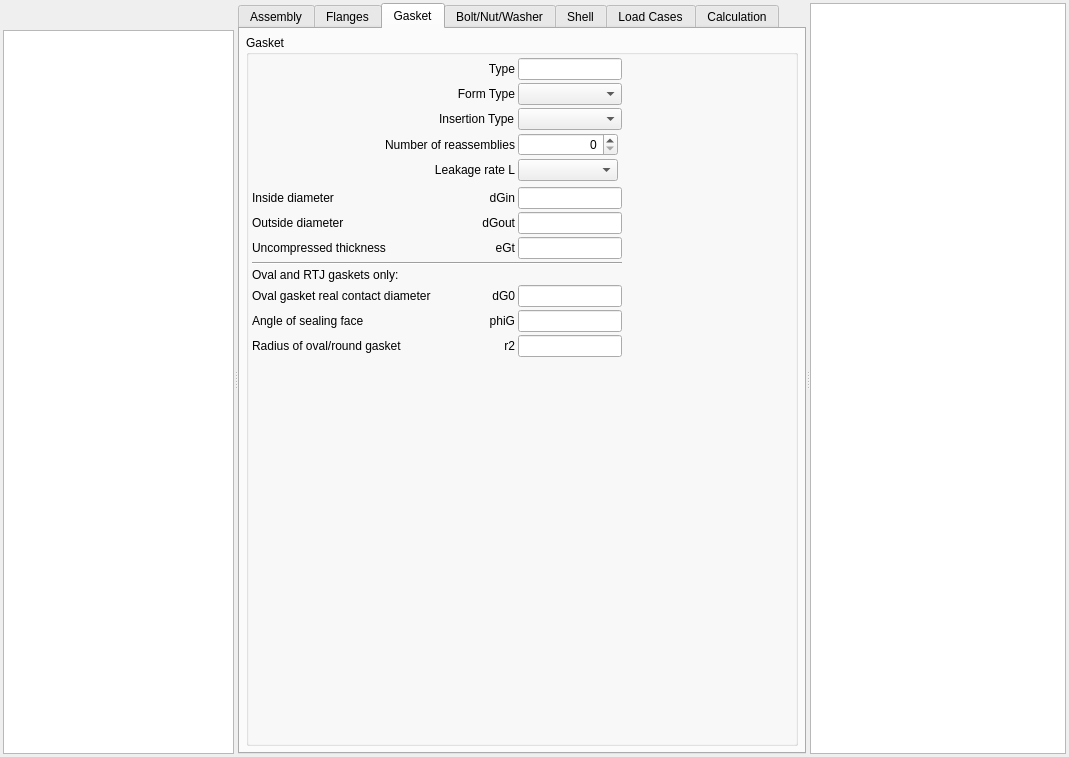
Qt form pcalc/src/gui/pcalc_en1591widget.ui (hermixy/biluna) before a commit.
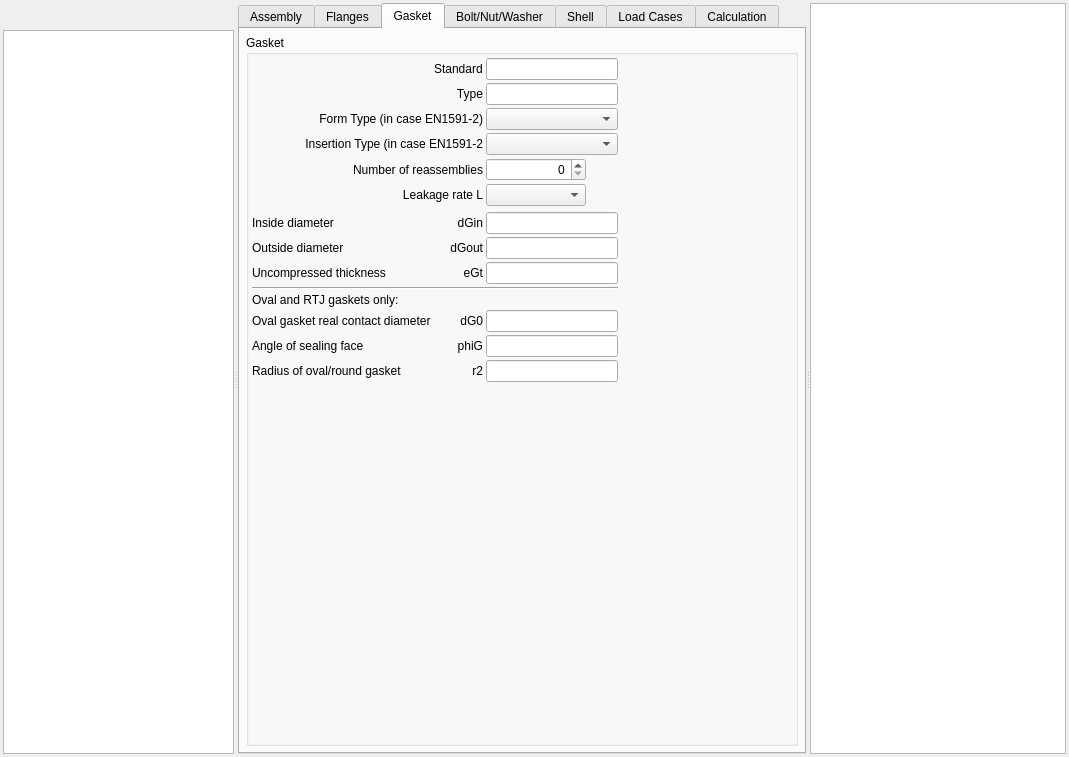
The same form after that commit. The open tabs and pages were chosen to show the change. Icons and pictures are not drawn. Custom widgets are drawn as their Qt base class.

Commit message: PCALC gasket dimensions

```diff
--- a/pcalc/src/gui/pcalc_en1591widget.ui
+++ b/pcalc/src/gui/pcalc_en1591widget.ui
@@ -1886,24 +1886,195 @@
             <property name="spacing">
              <number>3</number>
             </property>
+            <item row="3" column="0" colspan="2">
+             <widget class="QLabel" name="lblInsType">
+              <property name="text">
+               <string>Insertion Type (in case EN1591-2</string>
+              </property>
+              <property name="alignment">
+               <set>Qt::AlignRight|Qt::AlignTrailing|Qt::AlignVCenter</set>
+              </property>
+             </widget>
+            </item>
+            <item row="5" column="0" colspan="2">
+             <widget class="QLabel" name="lblLeakageRate">
+              <property name="text">
+               <string>Leakage rate L</string>
+              </property>
+              <property name="alignment">
+               <set>Qt::AlignRight|Qt::AlignTrailing|Qt::AlignVCenter</set>
+              </property>
+             </widget>
+            </item>
+            <item row="2" column="0" colspan="2">
+             <widget class="QLabel" name="lblFrmType">
+              <property name="text">
+               <string>Form Type (in case EN1591-2)</string>
+              </property>
+              <property name="alignment">
+               <set>Qt::AlignRight|Qt::AlignTrailing|Qt::AlignVCenter</set>
+              </property>
+             </widget>
+            </item>
+            <item row="9" column="0">
+             <widget class="QLabel" name="label_28">
+              <property name="text">
+               <string>Uncompressed thickness</string>
+              </property>
+             </widget>
+            </item>
             <item row="11" column="0">
+             <widget class="QLabel" name="lblOvalRtj">
+              <property name="text">
+               <string>Oval and RTJ gaskets only:</string>
+              </property>
+             </widget>
+            </item>
+            <item row="14" column="0">
+             <widget class="QLabel" name="label_32">
+              <property name="text">
+               <string>Radius of oval/round gasket</string>
+              </property>
+             </widget>
+            </item>
+            <item row="13" column="0">
+             <widget class="QLabel" name="label_31">
+              <property name="text">
+               <string>Angle of sealing face</string>
+              </property>
+             </widget>
+            </item>
+            <item row="7" column="0">
+             <widget class="QLabel" name="label_24">
+              <property name="text">
+               <string>Inside diameter</string>
+              </property>
+             </widget>
+            </item>
+            <item row="13" column="2">
+             <widget class="RB_UomLineEdit" name="lephiG">
+              <property name="sizePolicy">
+               <sizepolicy hsizetype="Preferred" vsizetype="Fixed">
+                <horstretch>0</horstretch>
+                <verstretch>0</verstretch>
+               </sizepolicy>
+              </property>
+             </widget>
+            </item>
+            <item row="8" column="0">
+             <widget class="QLabel" name="label_25">
+              <property name="text">
+               <string>Outside diameter</string>
+              </property>
+             </widget>
+            </item>
+            <item row="5" column="2">
+             <widget class="QComboBox" name="cbLeakageRate">
+              <property name="minimumSize">
+               <size>
+                <width>50</width>
+                <height>0</height>
+               </size>
+              </property>
+              <property name="maximumSize">
+               <size>
+                <width>100</width>
+                <height>16777215</height>
+               </size>
+              </property>
+             </widget>
+            </item>
+            <item row="8" column="2">
+             <widget class="RB_UomLineEdit" name="ledGout">
+              <property name="sizePolicy">
+               <sizepolicy hsizetype="Preferred" vsizetype="Fixed">
+                <horstretch>0</horstretch>
+                <verstretch>0</verstretch>
+               </sizepolicy>
+              </property>
+             </widget>
+            </item>
+            <item row="14" column="2">
+             <widget class="RB_UomLineEdit" name="ler2">
+              <property name="sizePolicy">
+               <sizepolicy hsizetype="Preferred" vsizetype="Fixed">
+                <horstretch>0</horstretch>
+                <verstretch>0</verstretch>
+               </sizepolicy>
+              </property>
+             </widget>
+            </item>
+            <item row="9" column="2">
+             <widget class="RB_UomLineEdit" name="leeGt">
+              <property name="sizePolicy">
+               <sizepolicy hsizetype="Preferred" vsizetype="Fixed">
+                <horstretch>0</horstretch>
+                <verstretch>0</verstretch>
+               </sizepolicy>
+              </property>
+             </widget>
+            </item>
+            <item row="9" column="1">
+             <widget class="QLabel" name="lbleGt">
+              <property name="text">
+               <string>eGt</string>
+              </property>
+              <property name="alignment">
+               <set>Qt::AlignRight|Qt::AlignTrailing|Qt::AlignVCenter</set>
+              </property>
+             </widget>
+            </item>
+            <item row="13" column="1">
+             <widget class="QLabel" name="lblphiG">
+              <property name="text">
+               <string>phiG</string>
+              </property>
+              <property name="alignment">
+               <set>Qt::AlignRight|Qt::AlignTrailing|Qt::AlignVCenter</set>
+              </property>
+             </widget>
+            </item>
+            <item row="4" column="0" colspan="2">
+             <widget class="QLabel" name="lblNoReassemblies">
+              <property name="text">
+               <string>Number of reassemblies</string>
+              </property>
+              <property name="alignment">
+               <set>Qt::AlignRight|Qt::AlignTrailing|Qt::AlignVCenter</set>
+              </property>
+             </widget>
+            </item>
+            <item row="14" column="1">
+             <widget class="QLabel" name="lblr2">
+              <property name="text">
+               <string>r2</string>
+              </property>
+              <property name="alignment">
+               <set>Qt::AlignRight|Qt::AlignTrailing|Qt::AlignVCenter</set>
+              </property>
+             </widget>
+            </item>
+            <item row="15" column="1" colspan="3">
+             <spacer name="verticalSpacer_4">
+              <property name="orientation">
+               <enum>Qt::Vertical</enum>
+              </property>
+              <property name="sizeHint" stdset="0">
+               <size>
+                <width>328</width>
+                <height>344</height>
+               </size>
+              </property>
+             </spacer>
+            </item>
+            <item row="12" column="0">
              <widget class="QLabel" name="label_23">
               <property name="text">
                <string>Oval gasket real contact diameter</string>
               </property>
              </widget>
             </item>
-            <item row="11" column="2">
-             <widget class="RB_UomLineEdit" name="ledG0">
-              <property name="sizePolicy">
-               <sizepolicy hsizetype="Preferred" vsizetype="Fixed">
-                <horstretch>0</horstretch>
-                <verstretch>0</verstretch>
-               </sizepolicy>
-              </property>
-             </widget>
-            </item>
-            <item row="11" column="1">
+            <item row="12" column="1">
              <widget class="QLabel" name="lbldG0">
               <property name="text">
                <string>dG0</string>
@@ -1913,7 +2084,7 @@
               </property>
              </widget>
             </item>
-            <item row="0" column="3" rowspan="14">
+            <item row="1" column="3" rowspan="14">
              <spacer name="horizontalSpacer_5">
               <property name="orientation">
                <enum>Qt::Horizontal</enum>
@@ -1926,40 +2097,30 @@
               </property>
              </spacer>
             </item>
-            <item row="9" column="0" colspan="3">
+            <item row="10" column="0" colspan="3">
              <widget class="Line" name="line_13">
               <property name="orientation">
                <enum>Qt::Horizontal</enum>
               </property>
              </widget>
             </item>
-            <item row="2" column="1" alignment="Qt::AlignRight">
-             <widget class="QLabel" name="lblInsType">
-              <property name="text">
-               <string>Insertion Type</string>
+            <item row="12" column="2">
+             <widget class="RB_UomLineEdit" name="ledG0">
+              <property name="sizePolicy">
+               <sizepolicy hsizetype="Preferred" vsizetype="Fixed">
+                <horstretch>0</horstretch>
+                <verstretch>0</verstretch>
+               </sizepolicy>
               </property>
              </widget>
             </item>
-            <item row="1" column="2">
-             <widget class="QComboBox" name="cbFormType"/>
-            </item>
-            <item row="2" column="2">
+            <item row="3" column="2">
              <widget class="QComboBox" name="cbInsType"/>
             </item>
-            <item row="0" column="2">
-             <widget class="RB_IdxLineEdit" name="ileTypeGasket"/>
+            <item row="2" column="2">
+             <widget class="QComboBox" name="cbFormType"/>
             </item>
             <item row="1" column="1">
-             <widget class="QLabel" name="lblFrmType">
-              <property name="text">
-               <string>Form Type</string>
-              </property>
-              <property name="alignment">
-               <set>Qt::AlignRight|Qt::AlignTrailing|Qt::AlignVCenter</set>
-              </property>
-             </widget>
-            </item>
-            <item row="0" column="1">
              <widget class="QLabel" name="lblTypeGasket">
               <property name="text">
                <string>Type</string>
@@ -1969,27 +2130,20 @@
               </property>
              </widget>
             </item>
-            <item row="6" column="1">
-             <widget class="QLabel" name="lbldGin">
+            <item row="1" column="2">
+             <widget class="RB_IdxLineEdit" name="ileTypeGasket"/>
+            </item>
+            <item row="8" column="1">
+             <widget class="QLabel" name="lbldGout">
               <property name="text">
-               <string>dGin</string>
+               <string>dGout</string>
               </property>
               <property name="alignment">
                <set>Qt::AlignRight|Qt::AlignTrailing|Qt::AlignVCenter</set>
               </property>
              </widget>
             </item>
-            <item row="6" column="2">
-             <widget class="RB_UomLineEdit" name="ledGin">
-              <property name="sizePolicy">
-               <sizepolicy hsizetype="Preferred" vsizetype="Fixed">
-                <horstretch>0</horstretch>
-                <verstretch>0</verstretch>
-               </sizepolicy>
-              </property>
-             </widget>
-            </item>
-            <item row="3" column="2">
+            <item row="4" column="2">
              <widget class="QSpinBox" name="sbNoReassemblies">
               <property name="sizePolicy">
                <sizepolicy hsizetype="Minimum" vsizetype="Fixed">
@@ -2018,19 +2172,9 @@
              </widget>
             </item>
             <item row="7" column="1">
-             <widget class="QLabel" name="lbldGout">
+             <widget class="QLabel" name="lbldGin">
               <property name="text">
-               <string>dGout</string>
-              </property>
-              <property name="alignment">
-               <set>Qt::AlignRight|Qt::AlignTrailing|Qt::AlignVCenter</set>
-              </property>
-             </widget>
-            </item>
-            <item row="4" column="1">
-             <widget class="QLabel" name="lblLeakageRate">
-              <property name="text">
-               <string>Leakage rate L</string>
+               <string>dGin</string>
               </property>
               <property name="alignment">
                <set>Qt::AlignRight|Qt::AlignTrailing|Qt::AlignVCenter</set>
@@ -2038,7 +2182,7 @@
              </widget>
             </item>
             <item row="7" column="2">
-             <widget class="RB_UomLineEdit" name="ledGout">
+             <widget class="RB_UomLineEdit" name="ledGin">
               <property name="sizePolicy">
                <sizepolicy hsizetype="Preferred" vsizetype="Fixed">
                 <horstretch>0</horstretch>
@@ -2047,146 +2191,15 @@
               </property>
              </widget>
             </item>
-            <item row="4" column="2">
-             <widget class="QComboBox" name="cbLeakageRate">
-              <property name="minimumSize">
-               <size>
-                <width>50</width>
-                <height>0</height>
-               </size>
-              </property>
-              <property name="maximumSize">
-               <size>
-                <width>100</width>
-                <height>16777215</height>
-               </size>
-              </property>
-             </widget>
-            </item>
-            <item row="12" column="1">
-             <widget class="QLabel" name="lblphiG">
+            <item row="0" column="1">
+             <widget class="QLabel" name="label_26">
               <property name="text">
-               <string>phiG</string>
+               <string>Standard</string>
               </property>
-              <property name="alignment">
-               <set>Qt::AlignRight|Qt::AlignTrailing|Qt::AlignVCenter</set>
-              </property>
              </widget>
             </item>
-            <item row="8" column="2">
-             <widget class="RB_UomLineEdit" name="leeGt">
-              <property name="sizePolicy">
-               <sizepolicy hsizetype="Preferred" vsizetype="Fixed">
-                <horstretch>0</horstretch>
-                <verstretch>0</verstretch>
-               </sizepolicy>
-              </property>
-             </widget>
-            </item>
-            <item row="8" column="1">
-             <widget class="QLabel" name="lbleGt">
-              <property name="text">
-               <string>eGt</string>
-              </property>
-              <property name="alignment">
-               <set>Qt::AlignRight|Qt::AlignTrailing|Qt::AlignVCenter</set>
-              </property>
-             </widget>
-            </item>
-            <item row="13" column="2">
-             <widget class="RB_UomLineEdit" name="ler2">
-              <property name="sizePolicy">
-               <sizepolicy hsizetype="Preferred" vsizetype="Fixed">
-                <horstretch>0</horstretch>
-                <verstretch>0</verstretch>
-               </sizepolicy>
-              </property>
-             </widget>
-            </item>
-            <item row="13" column="1">
-             <widget class="QLabel" name="lblr2">
-              <property name="text">
-               <string>r2</string>
-              </property>
-              <property name="alignment">
-               <set>Qt::AlignRight|Qt::AlignTrailing|Qt::AlignVCenter</set>
-              </property>
-             </widget>
-            </item>
-            <item row="14" column="1" colspan="3">
-             <spacer name="verticalSpacer_4">
-              <property name="orientation">
-               <enum>Qt::Vertical</enum>
-              </property>
-              <property name="sizeHint" stdset="0">
-               <size>
-                <width>328</width>
-                <height>344</height>
-               </size>
-              </property>
-             </spacer>
-            </item>
-            <item row="3" column="0" colspan="2">
-             <widget class="QLabel" name="lblNoReassemblies">
-              <property name="text">
-               <string>Number of reassemblies</string>
-              </property>
-              <property name="alignment">
-               <set>Qt::AlignRight|Qt::AlignTrailing|Qt::AlignVCenter</set>
-              </property>
-             </widget>
-            </item>
-            <item row="6" column="0">
-             <widget class="QLabel" name="label_24">
-              <property name="text">
-               <string>Inside diameter</string>
-              </property>
-             </widget>
-            </item>
-            <item row="7" column="0">
-             <widget class="QLabel" name="label_25">
-              <property name="text">
-               <string>Outside diameter</string>
-              </property>
-             </widget>
-            </item>
-            <item row="12" column="2">
-             <widget class="RB_UomLineEdit" name="lephiG">
-              <property name="sizePolicy">
-               <sizepolicy hsizetype="Preferred" vsizetype="Fixed">
-                <horstretch>0</horstretch>
-                <verstretch>0</verstretch>
-               </sizepolicy>
-              </property>
-             </widget>
-            </item>
-            <item row="12" column="0">
-             <widget class="QLabel" name="label_31">
-              <property name="text">
-               <string>Angle of sealing face</string>
-              </property>
-             </widget>
-            </item>
-            <item row="13" column="0">
-             <widget class="QLabel" name="label_32">
-              <property name="text">
-               <string>Radius of oval/round gasket</string>
-              </property>
-             </widget>
-            </item>
-            <item row="8" column="0">
-             <widget class="QLabel" name="label_28">
-              <property name="text">
-               <string>Uncompressed thickness</string>
-              </property>
-             </widget>
-            </item>
-            <item row="10" column="0">
-             <widget class="QLabel" name="lblOvalRtj">
-              <property name="text">
-               <string>Oval and RTJ gaskets only:</string>
-              </property>
-             </widget>
+            <item row="0" column="2">
+             <widget class="RB_IdxLineEdit" name="ileStandardGasket"/>
             </item>
            </layout>
           </widget>
```
The commit also changes 6 other files.
